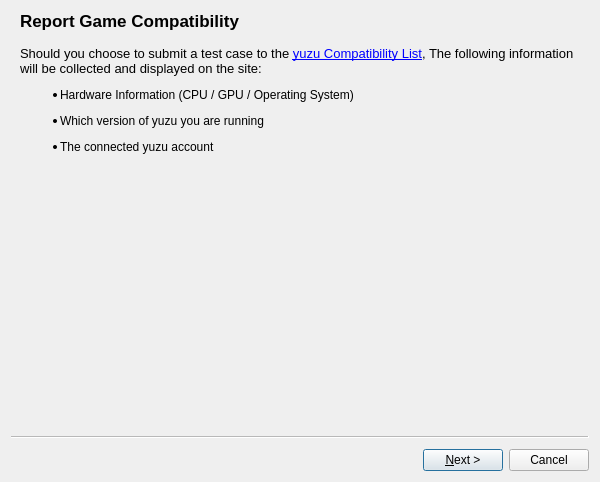
Before: the Qt Designer form src/citron/compatdb.ui in pflyly/citron-mirror, drawn with Qt 5.
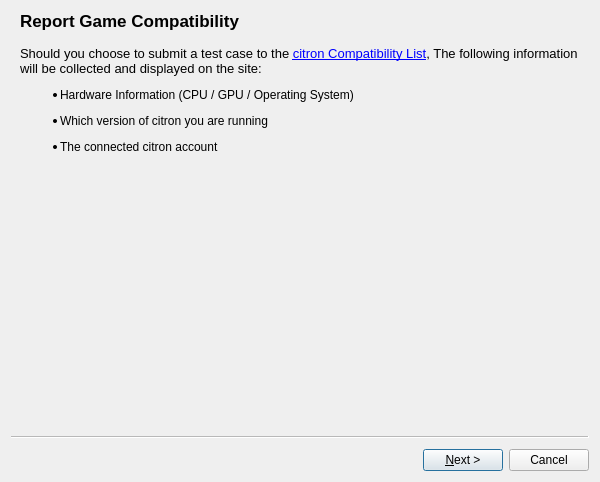
After: the same form once the commit is applied.

Commit message:
chore: update project references and add Citron copyright
- Replaced all references to the old project name with Citron.
- Added Citron copyright information alongside existing notices in all files.

Patch:
```diff
--- a/src/citron/compatdb.ui
+++ b/src/citron/compatdb.ui
@@ -33,7 +33,7 @@
     <item>
      <widget class="QLabel" name="lbl_Spiel">
       <property name="text">
-       <string>&lt;html&gt;&lt;head/&gt;&lt;body&gt;&lt;p&gt;&lt;span style=&quot; font-size:10pt;&quot;&gt;Should you choose to submit a test case to the &lt;/span&gt;&lt;a href=&quot;https://yuzu-emu.org/game/&quot;&gt;&lt;span style=&quot; font-size:10pt; text-decoration: underline; color:#0000ff;&quot;&gt;yuzu Compatibility List&lt;/span&gt;&lt;/a&gt;&lt;span style=&quot; font-size:10pt;&quot;&gt;, The following information will be collected and displayed on the site:&lt;/span&gt;&lt;/p&gt;&lt;ul style=&quot;margin-top: 0px; margin-bottom: 0px; margin-left: 0px; margin-right: 0px; -qt-list-indent: 1;&quot;&gt;&lt;li style=&quot; margin-top:12px; margin-bottom:12px; margin-left:0px; margin-right:0px; -qt-block-indent:0; text-indent:0px;&quot;&gt;Hardware Information (CPU / GPU / Operating System)&lt;/li&gt;&lt;li style=&quot; margin-top:12px; margin-bottom:12px; margin-left:0px; margin-right:0px; -qt-block-indent:0; text-indent:0px;&quot;&gt;Which version of yuzu you are running&lt;/li&gt;&lt;li style=&quot; margin-top:12px; margin-bottom:12px; margin-left:0px; margin-right:0px; -qt-block-indent:0; text-indent:0px;&quot;&gt;The connected yuzu account&lt;/li&gt;&lt;/ul&gt;&lt;/body&gt;&lt;/html&gt;</string>
+       <string>&lt;html&gt;&lt;head/&gt;&lt;body&gt;&lt;p&gt;&lt;span style=&quot; font-size:10pt;&quot;&gt;Should you choose to submit a test case to the &lt;/span&gt;&lt;a href=&quot;https://citron-emu.org/game/&quot;&gt;&lt;span style=&quot; font-size:10pt; text-decoration: underline; color:#0000ff;&quot;&gt;citron Compatibility List&lt;/span&gt;&lt;/a&gt;&lt;span style=&quot; font-size:10pt;&quot;&gt;, The following information will be collected and displayed on the site:&lt;/span&gt;&lt;/p&gt;&lt;ul style=&quot;margin-top: 0px; margin-bottom: 0px; margin-left: 0px; margin-right: 0px; -qt-list-indent: 1;&quot;&gt;&lt;li style=&quot; margin-top:12px; margin-bottom:12px; margin-left:0px; margin-right:0px; -qt-block-indent:0; text-indent:0px;&quot;&gt;Hardware Information (CPU / GPU / Operating System)&lt;/li&gt;&lt;li style=&quot; margin-top:12px; margin-bottom:12px; margin-left:0px; margin-right:0px; -qt-block-indent:0; text-indent:0px;&quot;&gt;Which version of citron you are running&lt;/li&gt;&lt;li style=&quot; margin-top:12px; margin-bottom:12px; margin-left:0px; margin-right:0px; -qt-block-indent:0; text-indent:0px;&quot;&gt;The connected citron account&lt;/li&gt;&lt;/ul&gt;&lt;/body&gt;&lt;/html&gt;</string>
       </property>
       <property name="wordWrap">
        <bool>true</bool>
```
The commit also changes 2801 other files.
